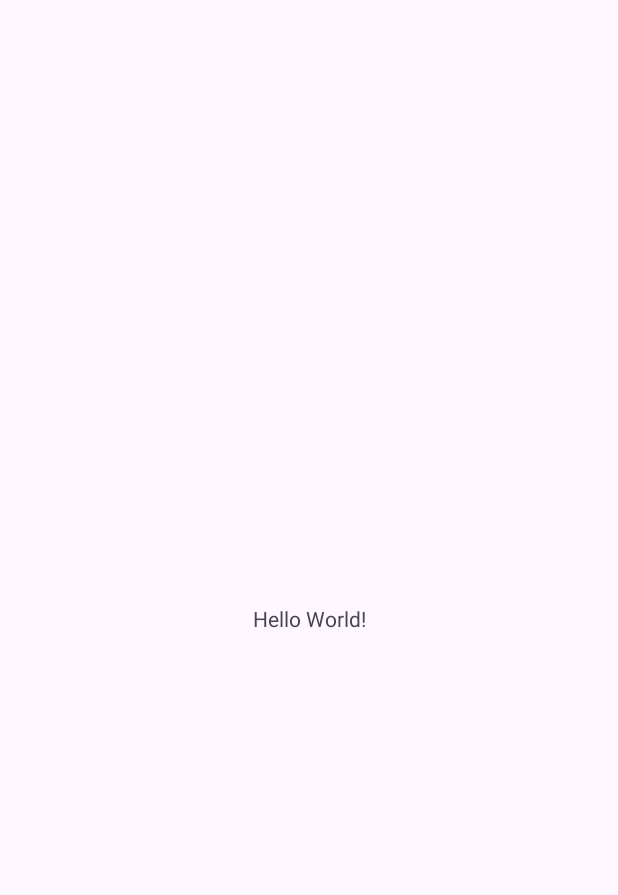
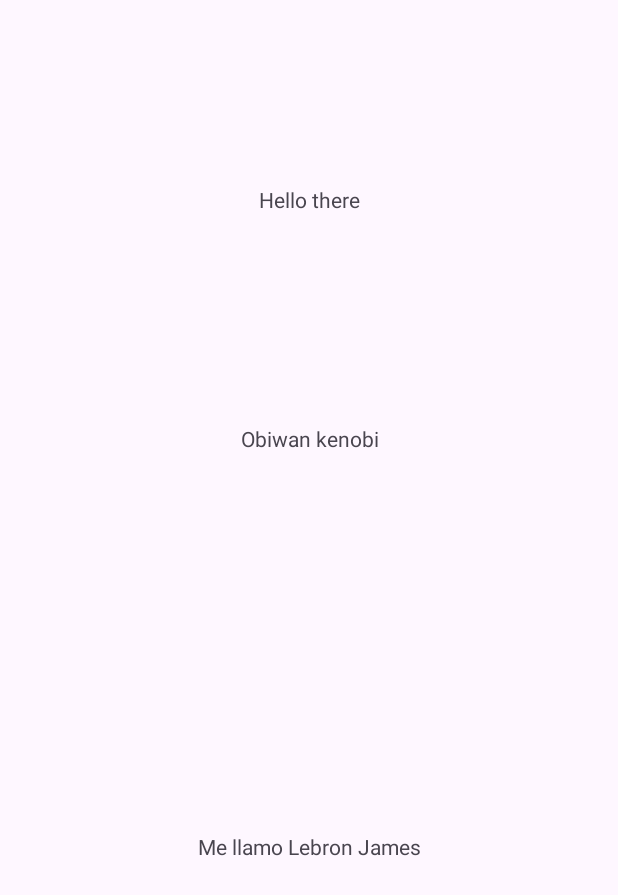
Before and after one commit to Tr1n1tyAngel/GithubTest, an Android app: the screen it shows after launch (MainActivity), on a phone screen of 412 x 824 dp. Before the commit the part shown is almost empty. Shown: the top 895 px of the screen. Run offline under Robolectric (Android 15) with nearby library versions, the phone set to English and light mode, and no system bars.

Commit message:
Testing 123

```diff
--- a/app/src/main/res/layout/activity_main.xml
+++ b/app/src/main/res/layout/activity_main.xml
@@ -8,12 +8,38 @@
     tools:context=".MainActivity">
 
     <TextView
+        android:id="@+id/titleA"
         android:layout_width="wrap_content"
         android:layout_height="wrap_content"
-        android:text="Hello World!"
+        android:text="@string/titleA"
         app:layout_constraintBottom_toBottomOf="parent"
         app:layout_constraintEnd_toEndOf="parent"
         app:layout_constraintStart_toStartOf="parent"
-        app:layout_constraintTop_toTopOf="parent" />
+        app:layout_constraintTop_toTopOf="parent"
+        app:layout_constraintVertical_bias="0.153" />
+
+    <TextView
+        android:id="@+id/titleB"
+        android:layout_width="wrap_content"
+        android:layout_height="wrap_content"
+        android:text="@string/titleB"
+        app:layout_constraintBottom_toBottomOf="parent"
+        app:layout_constraintEnd_toEndOf="parent"
+        app:layout_constraintHorizontal_bias="0.502"
+        app:layout_constraintStart_toStartOf="parent"
+        app:layout_constraintTop_toTopOf="parent"
+        app:layout_constraintVertical_bias="0.351" />
+
+    <TextView
+        android:id="@+id/titleC"
+        android:layout_width="wrap_content"
+        android:layout_height="wrap_content"
+        android:text="@string/titleC"
+        app:layout_constraintBottom_toBottomOf="parent"
+        app:layout_constraintEnd_toEndOf="parent"
+        app:layout_constraintHorizontal_bias="0.502"
+        app:layout_constraintStart_toStartOf="parent"
+        app:layout_constraintTop_toTopOf="parent"
+        app:layout_constraintVertical_bias="0.689" />
 
 </androidx.constraintlayout.widget.ConstraintLayout>
--- a/app/src/main/res/values/strings.xml
+++ b/app/src/main/res/values/strings.xml
@@ -1,3 +1,6 @@
 <resources>
     <string name="app_name">GithubTest</string>
+    <string name="titleA" translatable="false">Hello there</string>
+    <string name="titleB" translatable="false">Obiwan kenobi</string>
+    <string name="titleC" translatable="false">Me llamo Lebron James</string>
 </resources>
```
Also changed, not shown: 1 other file.
